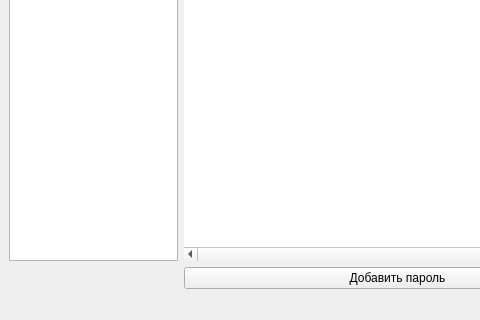
Above: ui/MainWindow.ui from Syricoff/SKeyPassword before the change; both pictures show x 0 to 480 and y 168 to 488 of the 620 by 488 pixel window. Below: the same form after it.
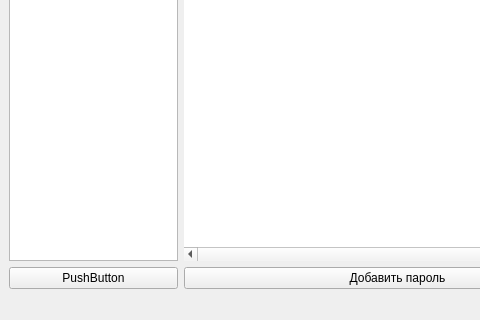
That is the form after the change. Icons and pictures are not drawn.

What changed in the file:
```diff
--- a/ui/MainWindow.ui
+++ b/ui/MainWindow.ui
@@ -205,6 +205,13 @@
       </property>
      </widget>
     </item>
+    <item row="2" column="0">
+     <widget class="QPushButton" name="pushButton">
+      <property name="text">
+       <string>PushButton</string>
+      </property>
+     </widget>
+    </item>
    </layout>
   </widget>
   <widget class="QMenuBar" name="menubar">
```
Left out of the diff: 4 changed lines with no effect on the pictures.
